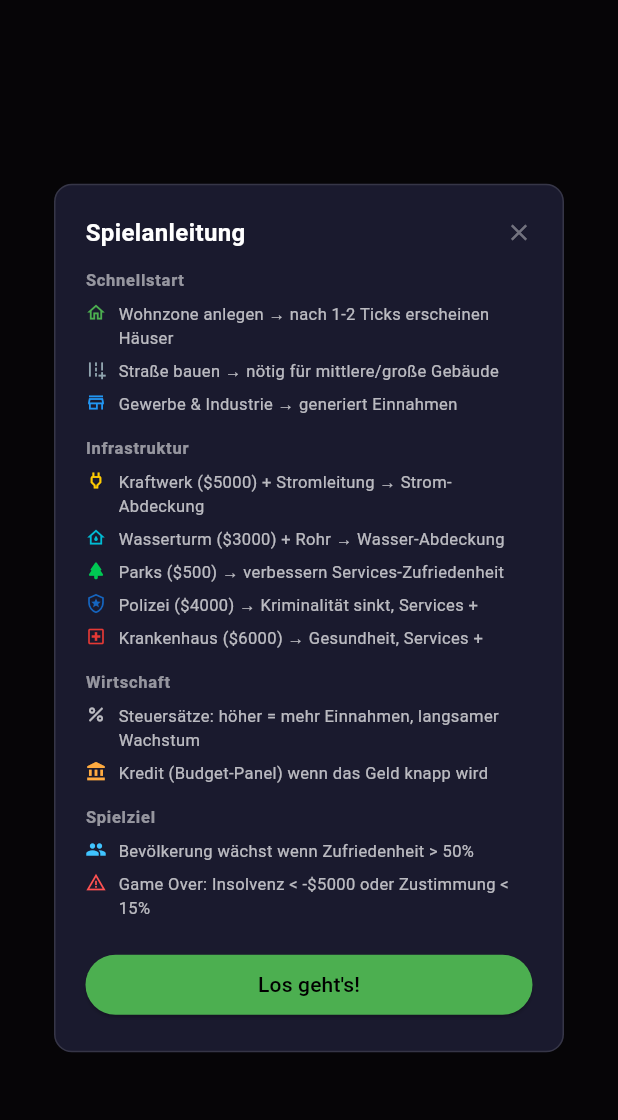
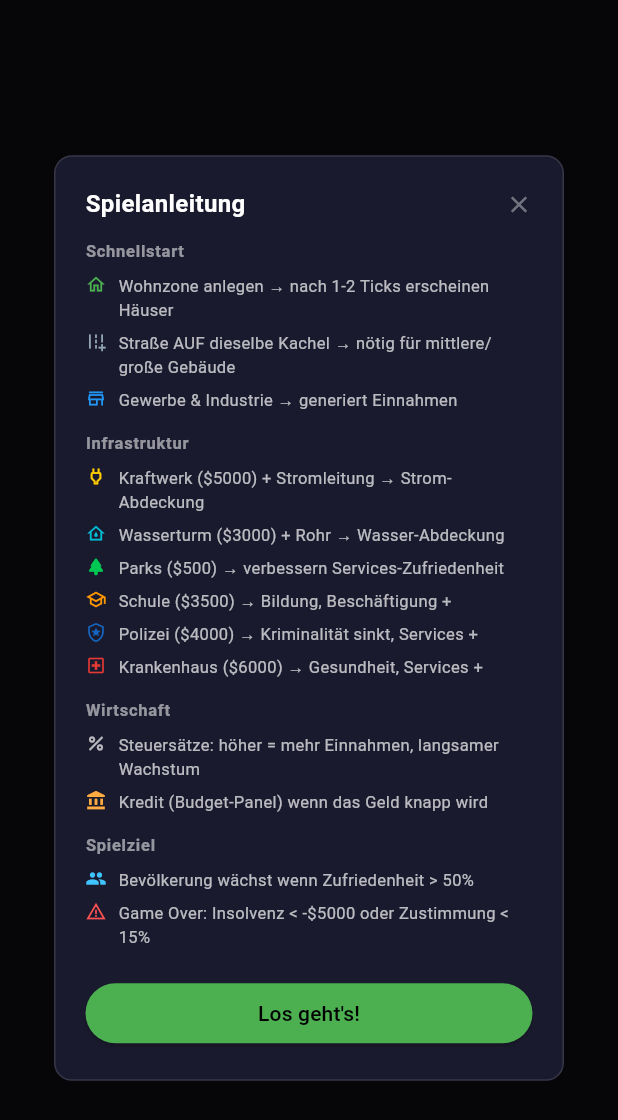
Before and after one commit to KayBeckmann/CityBuilder, a Flutter app: the HelpOverlay widget shown alone on an empty page, opened directly with empty values, on a phone screen of 412 x 824 dp. Shown: the top 1120 px of the screen. Run offline on Flutter 3.47's test engine with Material 3 defaults, Android fonts, the phone set to English and light mode, and no system bars; our stand-ins replace flutter_riverpod; missing offline and left inert: flame; statements that could not run were skipped.

Commit message:
feat: Schule in InfraStats/BudgetPanel/TileInfo, Hilfe-Text verbessert
- InfraStats: schools Feld
- BudgetPanel: Schulenanzahl anzeigen
- TileInfoPanel: Schule-Zeile
- HelpOverlay: Schule, klarere Road-Erklärung (AUF dieselbe Kachel)

Co-Authored-By: Claude Sonnet 4.6 <noreply@anthropic.com>

```diff
--- a/lib/core/game_model.dart
+++ b/lib/core/game_model.dart
@@ -12,6 +12,7 @@ class InfraStats {
     this.parks = 0,
     this.policeStations = 0,
     this.hospitals = 0,
+    this.schools = 0,
   });
 
   final int buildings;
@@ -21,6 +22,7 @@ class InfraStats {
   final int parks;
   final int policeStations;
   final int hospitals;
+  final int schools;
 }
 
 class GameModel {
--- a/lib/features/game_providers.dart
+++ b/lib/features/game_providers.dart
@@ -312,6 +312,7 @@ class GameNotifier extends Notifier<GameModel> {
       parks: parkCount,
       policeStations: policeCount,
       hospitals: hospitalCount,
+      schools: schoolCount,
     );
 
     if (buildings == 0) {
--- a/lib/ui/budget_panel.dart
+++ b/lib/ui/budget_panel.dart
@@ -111,6 +111,8 @@ class BudgetPanel extends ConsumerWidget {
             _Row(label: 'Polizei', value: '${model.infraStats.policeStations}', color: const Color(0xFF1565C0)),
           if (model.infraStats.hospitals > 0)
             _Row(label: 'Krankenh.', value: '${model.infraStats.hospitals}', color: const Color(0xFFE53935)),
+          if (model.infraStats.schools > 0)
+            _Row(label: 'Schulen', value: '${model.infraStats.schools}', color: const Color(0xFFFF9800)),
 
           const SizedBox(height: 8),
           const Divider(color: Colors.white12, height: 1),
--- a/lib/ui/help_overlay.dart
+++ b/lib/ui/help_overlay.dart
@@ -40,7 +40,7 @@ class HelpOverlay extends StatelessWidget {
               const _Tip(icon: Icons.home_outlined, color: Color(0xFF4CAF50),
                   text: 'Wohnzone anlegen → nach 1-2 Ticks erscheinen Häuser'),
               const _Tip(icon: Icons.add_road, color: Color(0xFF90A4AE),
-                  text: 'Straße bauen → nötig für mittlere/große Gebäude'),
+                  text: 'Straße AUF dieselbe Kachel → nötig für mittlere/große Gebäude'),
               const _Tip(icon: Icons.store_outlined, color: Color(0xFF2196F3),
                   text: 'Gewerbe & Industrie → generiert Einnahmen'),
               const SizedBox(height: 10),
@@ -51,6 +51,8 @@ class HelpOverlay extends StatelessWidget {
                   text: 'Wasserturm (\$3000) + Rohr → Wasser-Abdeckung'),
               const _Tip(icon: Icons.park_rounded, color: Color(0xFF00C853),
                   text: 'Parks (\$500) → verbessern Services-Zufriedenheit'),
+              const _Tip(icon: Icons.school_outlined, color: Color(0xFFFF9800),
+                  text: 'Schule (\$3500) → Bildung, Beschäftigung +'),
               const _Tip(icon: Icons.local_police_outlined, color: Color(0xFF1565C0),
                   text: 'Polizei (\$4000) → Kriminalität sinkt, Services +'),
               const _Tip(icon: Icons.local_hospital_outlined, color: Color(0xFFE53935),
```
Also changed, not shown: lib/ui/tile_info_panel.dart (+7 -0 lines).
